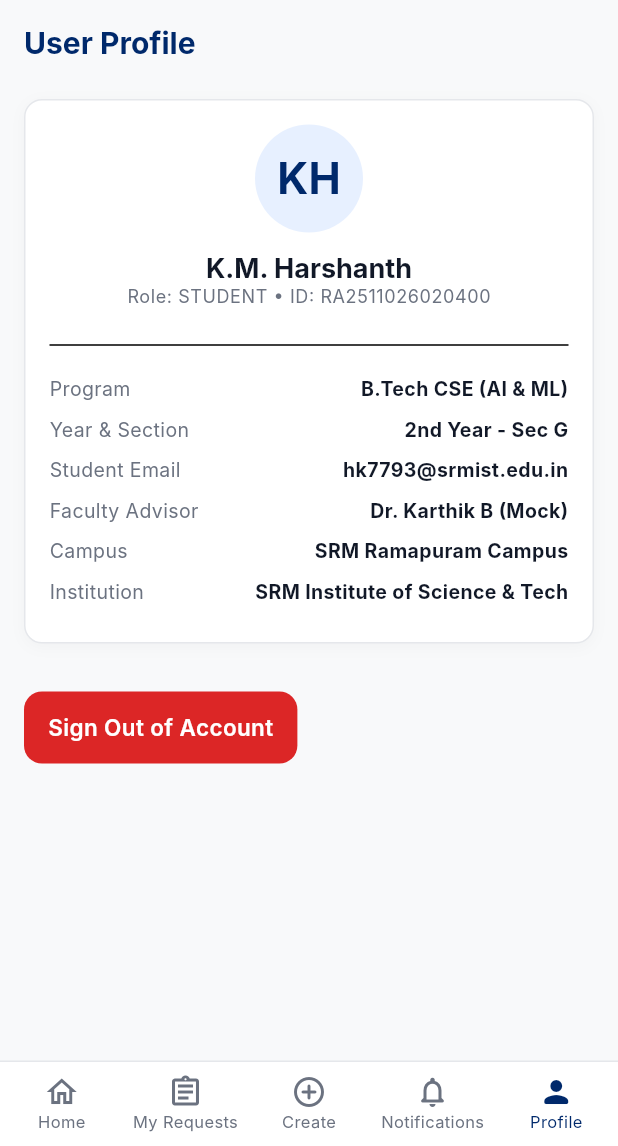
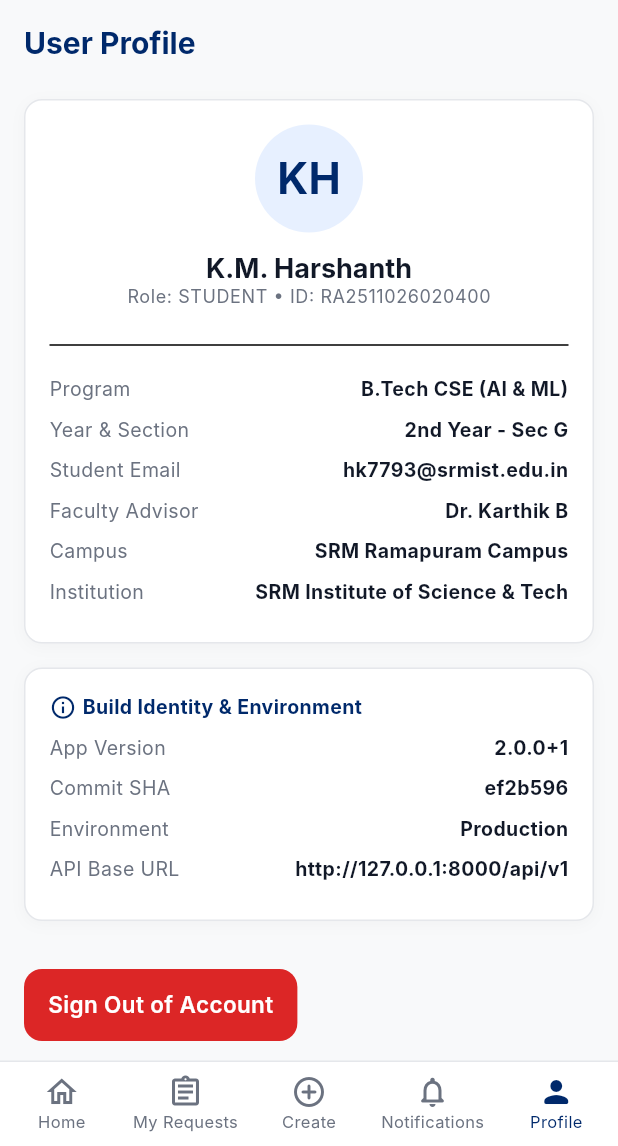
Before and after one commit to Hxrsh-ops/SRM-RMP-OD-APP, a Flutter app: the MainShellDashboardScreen screen opened by its route, item 5 of the bottom bar chosen, on a phone screen of 412 x 824 dp, the part 90-1236 px from its top. Run offline on Flutter 3.47's test engine with Material 3 defaults, Android fonts, the phone set to English and light mode, and no system bars; our stand-ins replace dio, equatable, flutter_riverpod, flutter_secure_storage, go_router, shared_preferences; accounts and stored records are empty; network calls fail; Roboto replaces fonts that are missing (Inter).

Commit message:
Final Stabilization: Added Build Identity & Verified Fresh Debug Android APK Build

```diff
--- a/frontend/lib/features/dashboard/presentation/screens/dashboard_screen.dart
+++ b/frontend/lib/features/dashboard/presentation/screens/dashboard_screen.dart
@@ -1,5 +1,7 @@
+import 'package:flutter/foundation.dart';
 import 'package:flutter/material.dart';
 import 'package:flutter_riverpod/flutter_riverpod.dart';
+import '../../../../core/network/api_constants.dart';
 import '../../../../core/theme/color_tokens.dart';
 import '../../../../core/theme/tokens/theme_tokens.dart';
 import '../../../../core/ui/ui.dart';
@@ -1195,7 +1197,7 @@
                     _ProfileDetailRow(label: 'Program', value: session?.program ?? 'B.Tech CSE (AI & ML)'),
                     _ProfileDetailRow(label: 'Year & Section', value: session?.yearSection ?? '2nd Year - Sec G'),
                     _ProfileDetailRow(label: 'Student Email', value: session?.email ?? 'hk7793@srmist.edu.in'),
-                    _ProfileDetailRow(label: 'Faculty Advisor', value: session?.assignedFacultyName ?? 'Dr. Karthik B (Mock)'),
+                    _ProfileDetailRow(label: 'Faculty Advisor', value: session?.assignedFacultyName ?? 'Dr. Karthik B'),
                     const _ProfileDetailRow(label: 'Campus', value: 'SRM Ramapuram Campus'),
                     const _ProfileDetailRow(label: 'Institution', value: 'SRM Institute of Science & Tech'),
                   ] else ...[
@@ -1208,6 +1210,8 @@
               ),
             ),
 
+            const SizedBox(height: AppSpacing.lg),
+            const _BuildIdentityCard(),
             const SizedBox(height: AppSpacing.xxl),
 
             AppDestructiveButton(
@@ -1216,6 +1220,36 @@
             ),
           ],
         ),
+      ),
+    );
+  }
+}
+
+class _BuildIdentityCard extends StatelessWidget {
+  const _BuildIdentityCard();
+
+  @override
+  Widget build(BuildContext context) {
+    return AppCard(
+      child: Column(
+        crossAxisAlignment: CrossAxisAlignment.start,
+        children: [
+          const Row(
+            children: [
+              Icon(Icons.info_outline, size: 18, color: AppColors.primaryBlue),
+              SizedBox(width: AppSpacing.xs),
+              Text(
+                'Build Identity & Environment',
+                style: TextStyle(fontWeight: FontWeight.bold, fontSize: 13, color: AppColors.primaryBlue),
+              ),
+            ],
+          ),
+          const SizedBox(height: AppSpacing.sm),
+          const _ProfileDetailRow(label: 'App Version', value: '2.0.0+1'),
+          const _ProfileDetailRow(label: 'Commit SHA', value: 'ef2b596'),
+          _ProfileDetailRow(label: 'Environment', value: kDebugMode ? 'Development' : 'Production'),
+          _ProfileDetailRow(label: 'API Base URL', value: ApiConstants.baseUrl),
+        ],
       ),
     );
   }
```
